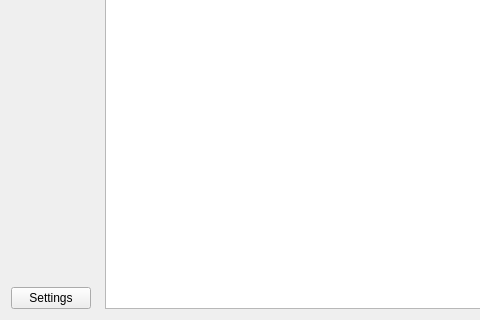
Qt form server/server.ui (HackerSchool/r2p) before a commit; both pictures show x 0 to 480 and y 254 to 574 of the 613 by 574 pixel window.
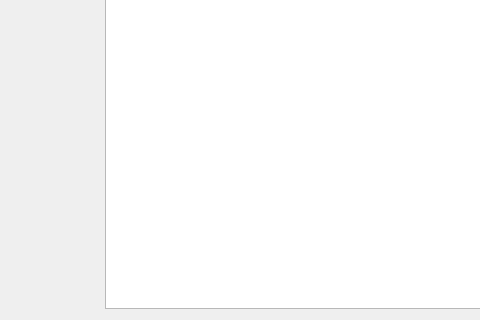
The same form after that commit. Icons and pictures are not drawn.

Diff of the .ui file:
```diff
--- a/server/server.ui
+++ b/server/server.ui
@@ -60,13 +60,6 @@
          </property>
         </spacer>
        </item>
-       <item>
-        <widget class="QPushButton" name="settingsButton">
-         <property name="text">
-          <string>Settings</string>
-         </property>
-        </widget>
-       </item>
       </layout>
      </widget>
     </item>
```
